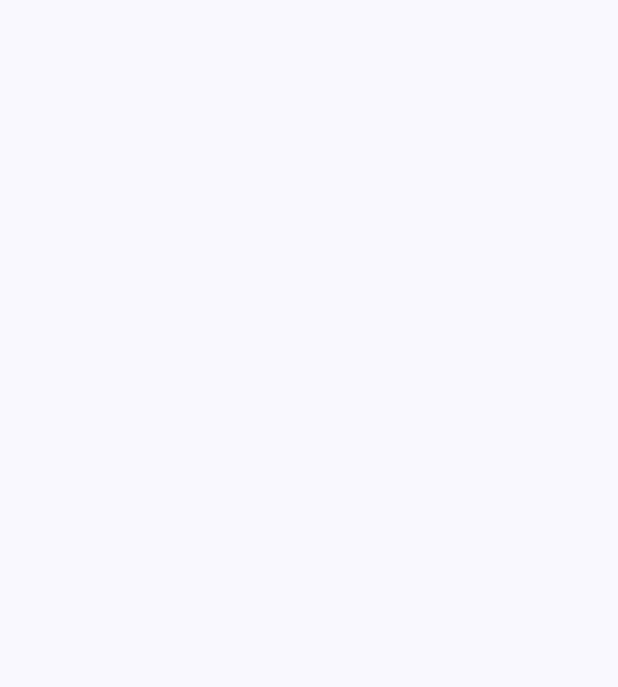
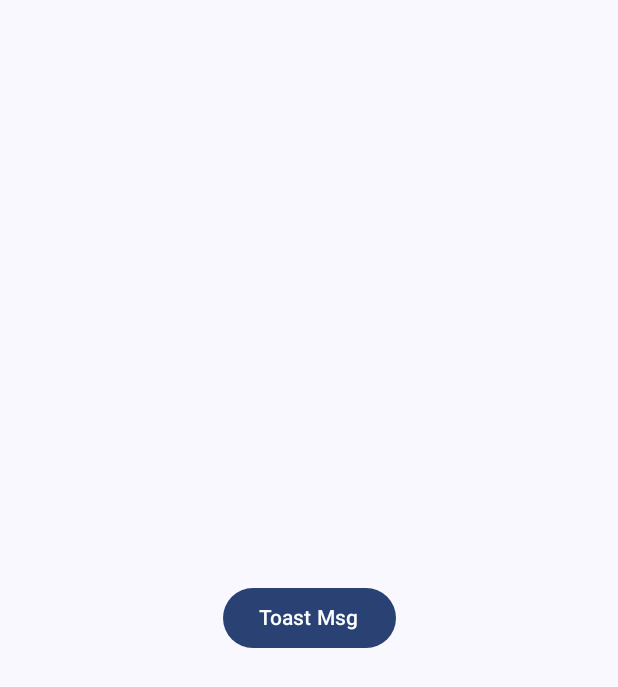
Before and after one commit to Notepad96/GreenGarden, an Android app built with Jetpack Compose: the screen it shows after launch (MainActivity), on a phone screen of 412 x 824 dp. Before the commit the part shown is empty. Shown: the top 687 px of the screen. Run offline under Robolectric (Android 15) with nearby library versions, the phone set to English and light mode, and no system bars.

Commit message:
Complete Project

```diff
--- a/ToastMsg/app/src/main/java/sps/notepad96/toastmsg/MainActivity.kt
+++ b/ToastMsg/app/src/main/java/sps/notepad96/toastmsg/MainActivity.kt
@@ -4,14 +4,33 @@ import android.os.Bundle
 import androidx.activity.ComponentActivity
 import androidx.activity.compose.setContent
 import androidx.activity.enableEdgeToEdge
-import androidx.compose.foundation.layout.PaddingValues
+import androidx.compose.foundation.layout.Arrangement
+import androidx.compose.foundation.layout.Column
+import androidx.compose.foundation.layout.Row
+import androidx.compose.foundation.layout.Spacer
 import androidx.compose.foundation.layout.fillMaxSize
+import androidx.compose.foundation.layout.offset
 import androidx.compose.foundation.layout.padding
+import androidx.compose.foundation.layout.width
+import androidx.compose.foundation.shape.RoundedCornerShape
+import androidx.compose.material.icons.Icons
+import androidx.compose.material.icons.filled.Info
+import androidx.compose.material3.Button
+import androidx.compose.material3.Icon
 import androidx.compose.material3.Scaffold
+import androidx.compose.material3.Snackbar
+import androidx.compose.material3.SnackbarHost
+import androidx.compose.material3.SnackbarHostState
 import androidx.compose.material3.Text
 import androidx.compose.runtime.Composable
+import androidx.compose.runtime.remember
+import androidx.compose.runtime.rememberCoroutineScope
+import androidx.compose.ui.Alignment
 import androidx.compose.ui.Modifier
-import androidx.compose.ui.tooling.preview.Preview
+import androidx.compose.ui.graphics.Color
+import androidx.compose.ui.graphics.vector.ImageVector
+import androidx.compose.ui.unit.dp
+import kotlinx.coroutines.launch
 import sps.notepad96.toastmsg.ui.theme.ToastMsgTheme
 
 class MainActivity : ComponentActivity() {
@@ -20,15 +39,62 @@ class MainActivity : ComponentActivity() {
         enableEdgeToEdge()
         setContent {
             ToastMsgTheme {
-                Scaffold(modifier = Modifier.fillMaxSize()) { innerPadding ->
-                    Main(innerPadding)
-                }
+                Main()
             }
         }
     }
 }
 
 @Composable
-fun Main(innerPadding: PaddingValues) {
+fun Main() {
+    val snackBarHostState = remember { SnackbarHostState() }
+    val coroutineScope = rememberCoroutineScope()
 
+    Scaffold(modifier = Modifier.fillMaxSize(),
+        snackbarHost = {
+            SnackbarHost(hostState = snackBarHostState,
+                modifier = Modifier.offset(y = (-100).dp)
+            ) {
+                CustomSnackBar(icon = Icons.Filled.Info, message = it.visuals.message)
+            }
+        }) { innerPadding ->
+        Column(
+            modifier = Modifier
+                .padding(innerPadding)
+                .fillMaxSize(),
+            verticalArrangement = Arrangement.Center,
+            horizontalAlignment = Alignment.CenterHorizontally
+        ) {
+            Button(onClick = {
+                coroutineScope.launch {
+                    snackBarHostState.showSnackbar("Show Message")
+                }
+            }) {
+                Text("Toast Msg")
+            }
+        }
+    }
 }
+
+@Composable
+fun CustomSnackBar(
+    icon: ImageVector,
+    message: String,
+    containerColor: Color = Color(60, 60, 60, 255)
+) {
+    Snackbar(
+        modifier = Modifier.width(180.dp),
+        shape = RoundedCornerShape(16.dp),
+        containerColor = containerColor
+    ) {
+        Row(
+            modifier = Modifier.fillMaxSize(),
+            horizontalArrangement = Arrangement.Center,
+            verticalAlignment = Alignment.CenterVertically
+        ) {
+            Icon(icon, contentDescription = null, tint = Color(94, 255, 115, 255))
+            Spacer(modifier = Modifier.width(8.dp))
+            Text(message)
+        }
+    }
+}
```
